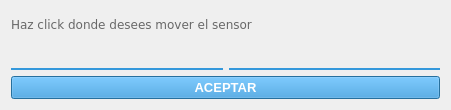
Qt form agregar_sensor.ui (RiaJ16/H-Tech_SIG) before a commit.
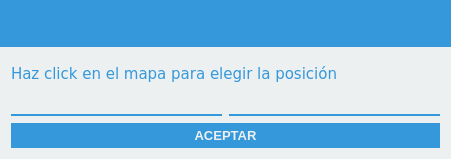
The same form after that commit. Icons and pictures are not drawn.

The edit to the form file:
```diff
--- a/agregar_sensor.ui
+++ b/agregar_sensor.ui
@@ -7,7 +7,7 @@
     <x>0</x>
     <y>0</y>
     <width>451</width>
-    <height>110</height>
+    <height>159</height>
    </rect>
   </property>
   <property name="windowTitle">
@@ -18,13 +18,223 @@
     <normaloff>:/sigrdap/icons/nuevo.png</normaloff>:/sigrdap/icons/nuevo.png</iconset>
   </property>
   <property name="styleSheet">
-   <string notr="true">QLineEdit {background-color: transparent; border-style: solid; border-bottom: 2px solid #3498db;} QLabel{ color: rgb(104, 104, 104);font-family: Verdana;font-size: 9} QPushButton:enabled{background-color: #3498db;color: rgb(255, 255, 255);font-size: 10pt; font-weight: bold;} QPushButton:disabled{background-color: #adc1ce;color: rgb(255, 255, 255);font-size: 10pt; font-weight: bold;}</string>
+   <string notr="true">QWidget{
+	background-color: #ecf0f1;
+}
+
+QLineEdit {
+color: #2980b9;
+border-style: solid;
+border-bottom: 2px solid #3498db;
+}
+
+QLabel{ color: rgb(104, 104, 104);font-family: Verdana;font-size: 21}
+
+QPushButton:enabled{background-color: #3498db;color: rgb(255, 255, 255);font-size: 10pt; font-weight: bold;}
+QPushButton:disabled{background-color: #adc1ce;color: rgb(255, 255, 255);font-size: 10pt; font-weight: bold;}
+
+QPushButton:enabled{
+color: #ecf0f1;
+background-color: #3498db;
+}
+
+QPushButton:disabled{
+color: #ecf0f1;
+background-color: #bdc3c7;
+}</string>
   </property>
   <layout class="QVBoxLayout" name="verticalLayout">
+   <property name="spacing">
+    <number>7</number>
+   </property>
+   <property name="leftMargin">
+    <number>0</number>
+   </property>
+   <property name="topMargin">
+    <number>0</number>
+   </property>
+   <property name="rightMargin">
+    <number>0</number>
+   </property>
+   <property name="bottomMargin">
+    <number>0</number>
+   </property>
+   <item>
+    <widget class="QFrame" name="kraken">
+     <property name="sizePolicy">
+      <sizepolicy hsizetype="Preferred" vsizetype="Fixed">
+       <horstretch>0</horstretch>
+       <verstretch>0</verstretch>
+      </sizepolicy>
+     </property>
+     <property name="minimumSize">
+      <size>
+       <width>0</width>
+       <height>35</height>
+      </size>
+     </property>
+     <property name="styleSheet">
+      <string notr="true">background-color: #3498db;</string>
+     </property>
+     <property name="frameShape">
+      <enum>QFrame::NoFrame</enum>
+     </property>
+     <property name="frameShadow">
+      <enum>QFrame::Raised</enum>
+     </property>
+     <layout class="QHBoxLayout" name="horizontalLayout_2">
+      <property name="spacing">
+       <number>0</number>
+      </property>
+      <property name="leftMargin">
+       <number>0</number>
+      </property>
+      <property name="topMargin">
+       <number>0</number>
+      </property>
+      <property name="rightMargin">
+       <number>0</number>
+      </property>
+      <property name="bottomMargin">
+       <number>0</number>
+      </property>
+      <item>
+       <widget class="QLabel" name="logo">
+        <property name="styleSheet">
+         <string notr="true"/>
+        </property>
+        <property name="text">
+         <string/>
+        </property>
+        <property name="pixmap">
+         <pixmap>:/Varios/icons/logosig2-i.png</pixmap>
+        </property>
+       </widget>
+      </item>
+      <item>
+       <spacer name="horizontalSpacer">
+        <property name="orientation">
+         <enum>Qt::Horizontal</enum>
+        </property>
+        <property name="sizeHint" stdset="0">
+         <size>
+          <width>40</width>
+          <height>20</height>
+         </size>
+        </property>
+       </spacer>
+      </item>
+      <item>
+       <layout class="QVBoxLayout" name="verticalLayout_6">
+        <property name="spacing">
+         <number>0</number>
+        </property>
+        <item>
+         <widget class="QPushButton" name="botonCerrar">
+          <property name="sizePolicy">
+           <sizepolicy hsizetype="Fixed" vsizetype="Fixed">
+            <horstretch>0</horstretch>
+            <verstretch>0</verstretch>
+           </sizepolicy>
+          </property>
+          <property name="minimumSize">
+           <size>
+            <width>50</width>
+            <height>50</height>
+           </size>
+          </property>
+          <property name="maximumSize">
+           <size>
+            <width>50</width>
+            <height>50</height>
+           </size>
+          </property>
+          <property name="focusPolicy">
+           <enum>Qt::NoFocus</enum>
+          </property>
+          <property name="styleSheet">
+           <string notr="true">:enabled{
+	color: black;
+	border: none;
+	padding: 5px;
+}
+
+:disabled{
+	color: black;
+}
+
+:pressed{
+	background-color: black;
+}
+
+:hover{
+	background-color: #e74c3c;
+	border: none;
+}</string>
+          </property>
+          <property name="text">
+           <string/>
+          </property>
+          <property name="icon">
+           <iconset>
+            <normaloff>:/General/icons/closeicon-d.png</normaloff>:/General/icons/closeicon-d.png</iconset>
+          </property>
+          <property name="iconSize">
+           <size>
+            <width>24</width>
+            <height>24</height>
+           </size>
+          </property>
+          <property name="flat">
+           <bool>false</bool>
+          </property>
+         </widget>
+        </item>
+        <item>
+         <spacer name="verticalSpacer_6">
+          <property name="orientation">
+           <enum>Qt::Vertical</enum>
+          </property>
+          <property name="sizeHint" stdset="0">
+           <size>
+            <width>20</width>
+            <height>10</height>
+           </size>
+          </property>
+         </spacer>
+        </item>
+       </layout>
+      </item>
+     </layout>
+    </widget>
+   </item>
+   <item>
+    <layout class="QVBoxLayout" name="verticalLayout_2">
+     <property name="leftMargin">
+      <number>11</number>
+     </property>
+     <property name="topMargin">
+      <number>11</number>
+     </property>
+     <property name="rightMargin">
+      <number>11</number>
+     </property>
+     <property name="bottomMargin">
+      <number>11</number>
+     </property>
    <item>
     <widget class="QLabel" name="etiqueta">
+       <property name="font">
+        <font>
+         <family>Verdana</family>
+         <pointsize>11</pointsize>
+        </font>
+       </property>
+       <property name="styleSheet">
+        <string notr="true">color: #3498db;</string>
+       </property>
      <property name="text">
-      <string>Haz click donde desees mover el sensor</string>
+        <string>Haz click en el mapa para elegir la posición</string>
      </property>
     </widget>
    </item>
@@ -50,6 +260,9 @@
          <pointsize>10</pointsize>
         </font>
        </property>
+         <property name="styleSheet">
+          <string notr="true">background-color: #ecf0f1;</string>
+         </property>
        <property name="alignment">
         <set>Qt::AlignRight|Qt::AlignTrailing|Qt::AlignVCenter</set>
        </property>
@@ -75,6 +288,9 @@
          <pointsize>10</pointsize>
         </font>
        </property>
+         <property name="styleSheet">
+          <string notr="true">background-color: #ecf0f1;</string>
+         </property>
        <property name="alignment">
         <set>Qt::AlignRight|Qt::AlignTrailing|Qt::AlignVCenter</set>
        </property>
@@ -84,10 +300,29 @@
    </item>
    <item>
     <widget class="QPushButton" name="boton">
+       <property name="styleSheet">
+        <string notr="true">:enabled{
+	padding: 5px;
+	border: none;
+}
+
+:disabled{
+	padding: 5px;
+	border: none;
+}
+
+:hover{
+	padding: 5px;
+	color: white;
+	background-color: #2980b9;
+}</string>
+       </property>
      <property name="text">
       <string>ACEPTAR</string>
      </property>
     </widget>
+     </item>
+    </layout>
    </item>
   </layout>
  </widget>
```
Lines whose indentation alone changed are shown as unchanged.
